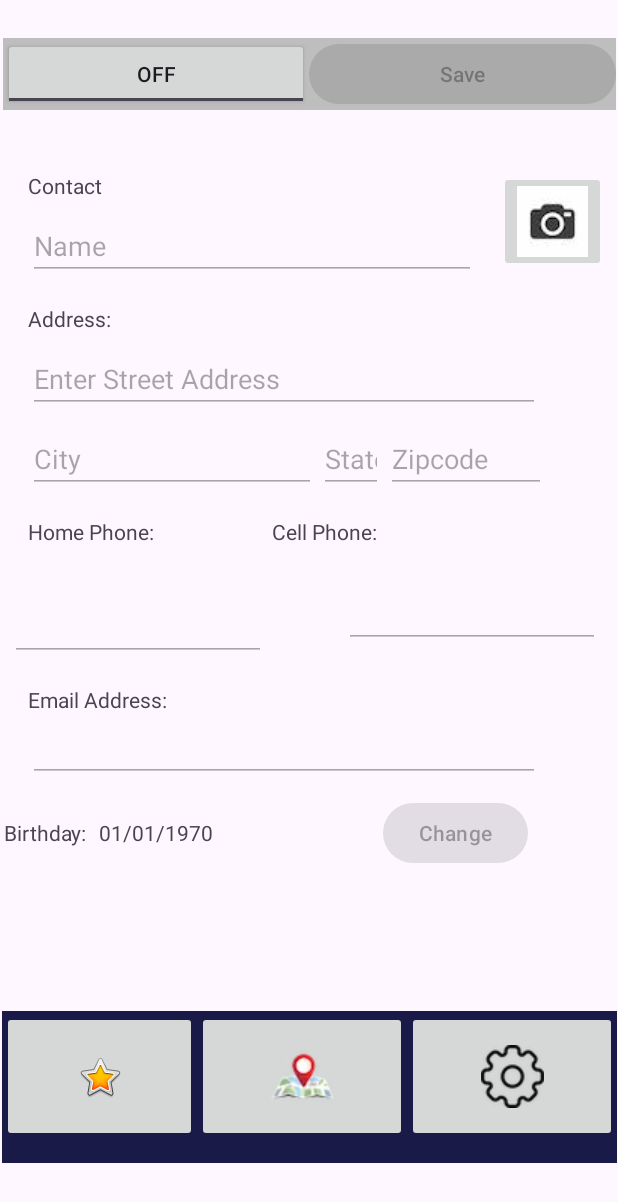
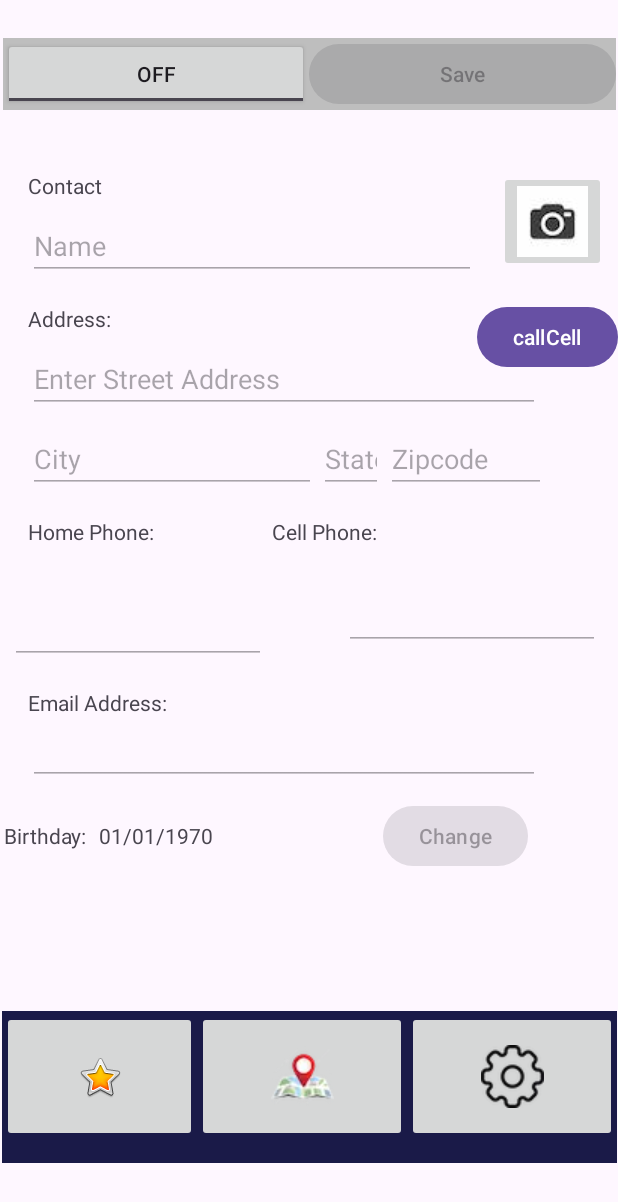
Before and after one commit to aishaapat/AndriodChapterProjects1, an Android app: the screen it shows after launch (MainActivity), on a phone screen of 412 x 824 dp. Shown: the top 1202 px of the screen. Run offline under Robolectric (Android 15) with nearby library versions, the phone set to English and light mode, and no system bars.

```diff
--- a/app/src/main/res/layout/activity_main.xml
+++ b/app/src/main/res/layout/activity_main.xml
@@ -354,6 +354,21 @@
 
             </Button>
 
+            <Button
+                android:id="@+id/callButton"
+                android:layout_width="wrap_content"
+                android:layout_height="wrap_content"
+                android:layout_marginStart="17dp"
+                android:layout_marginTop="19dp"
+                android:layout_marginBottom="139dp"
+                android:text="callCell"
+                app:layout_constraintBottom_toTopOf="@+id/editCell"
+                app:layout_constraintEnd_toEndOf="parent"
+                app:layout_constraintHorizontal_bias="1.0"
+                app:layout_constraintStart_toEndOf="@+id/editAddress"
+                app:layout_constraintTop_toBottomOf="@+id/imageContact"
+                app:layout_constraintVertical_bias="0.0" />
+
 
         </androidx.constraintlayout.widget.ConstraintLayout>
     </ScrollView>
```
Also changed, not shown: app/src/main/java/com/example/andriodchapterprojects/Activities/MainActivity.java (+38 -17 lines), app/src/main/java/com/example/andriodchapterprojects/Activities/MapActivity.java (+33 -23 lines).
